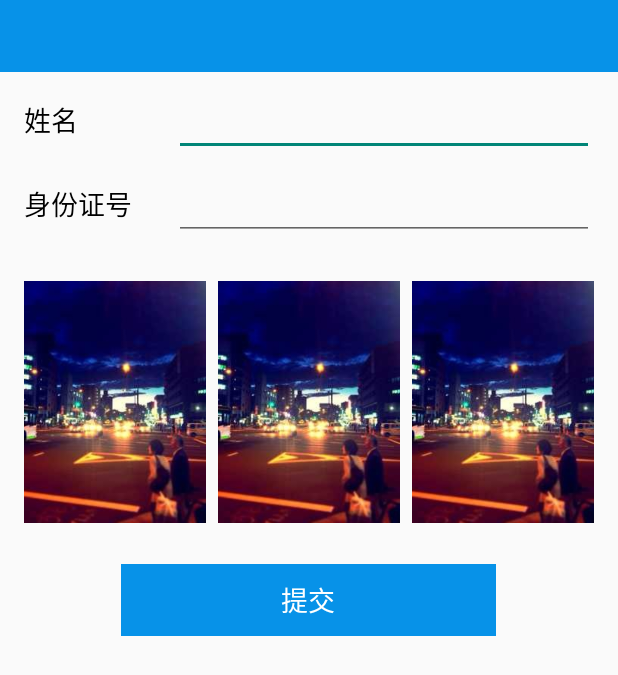
After one commit to zeedraw/ourApp, an Android app: the real_name_authenticate screen opened directly, with no data from a screen before it, on a phone screen of 412 x 824 dp. The commit adds this screen. Shown: the top 675 px of the screen. Run offline under Robolectric (Android 15) with nearby library versions, the phone set to English and light mode, and no system bars.

Commit message:
完善我的认证

```diff
--- a/ourapp/app/src/main/java/com/example/administrator/ourapp/EditInfo.java
+++ b/ourapp/app/src/main/java/com/example/administrator/ourapp/EditInfo.java
@@ -63,6 +63,7 @@ public class EditInfo extends AppCompatActivity {
                 showChoosePicDialog();
             }
         });
+
 
         rt_bt=(TextView)findViewById(R.id.lbt);
         rt_bt.setText("返回");
--- /dev/null
+++ b/ourapp/app/src/main/res/layout/my_authenticate.xml
@@ -0,0 +1,103 @@
+<?xml version="1.0" encoding="utf-8"?>
+<LinearLayout xmlns:android="http://schemas.android.com/apk/res/android"
+    android:orientation="vertical" android:layout_width="match_parent"
+    android:layout_height="match_parent">
+
+    <include layout="@layout/header">
+        <!-- 左侧按钮为返回， 中间内容为 “实名认证” 右侧按钮为 提交-->
+    </include>
+
+    <LinearLayout
+        android:layout_width="match_parent"
+        android:layout_height="@dimen/view_height_custom"
+        android:layout_marginTop="@dimen/widget_margin_medium"
+        android:layout_marginLeft="@dimen/widget_margin_large"
+        android:layout_marginRight="@dimen/widget_margin_large">
+        <TextView
+            android:layout_width="100dp"
+            android:layout_height="match_parent"
+            android:textSize="@dimen/text_size_medium"
+            android:gravity="center_vertical"
+            android:textColor="#000000"
+            android:text="姓名"/>
+        <EditText
+            android:layout_width="match_parent"
+            android:layout_height="match_parent"
+            android:textSize="@dimen/text_size_medium"
+            android:gravity="center_vertical"
+            android:textColor="#000000"/>
+    </LinearLayout>
+
+    <LinearLayout
+        android:layout_width="match_parent"
+        android:layout_height="@dimen/view_height_custom"
+        android:layout_marginTop="@dimen/widget_margin_medium"
+        android:layout_marginLeft="@dimen/widget_margin_large"
+        android:layout_marginRight="@dimen/widget_margin_large">
+        <TextView
+            android:layout_width="100dp"
+            android:layout_height="match_parent"
+            android:textSize="@dimen/text_size_medium"
+            android:gravity="center_vertical"
+            android:textColor="#000000"
+            android:text="身份证号"/>
+        <EditText
+            android:layout_width="match_parent"
+            android:layout_height="match_parent"
+            android:textSize="@dimen/text_size_medium"
+            android:gravity="center_vertical"
+            android:textColor="#000000"/>
+    </LinearLayout>
+
+    <LinearLayout
+        android:layout_width="match_parent"
+        android:layout_height="200dp"
+        android:layout_marginTop="@dimen/widget_margin_medium"
+        android:layout_marginLeft="@dimen/widget_margin_large"
+        android:layout_marginRight="@dimen/widget_margin_large"
+        android:orientation="horizontal">
+
+        <ImageView
+            android:id="@+id/card_front"
+            android:layout_width="0dp"
+            android:layout_height="match_parent"
+            android:layout_weight="1"
+            android:src="@drawable/nightscen"
+            android:layout_marginRight="@dimen/widget_margin_medium"/>
+
+        <ImageView
+            android:id="@+id/card_back"
+            android:layout_width="0dp"
+            android:layout_height="match_parent"
+            android:layout_weight="1"
+            android:src="@drawable/nightscen"
+            android:layout_marginRight="@dimen/widget_margin_medium"/>
+
+        <ImageView
+            android:id="@+id/half_pic"
+            android:layout_width="0dp"
+            android:layout_height="match_parent"
+            android:layout_weight="1"
+            android:src="@drawable/nightscen"/>
+
+    </LinearLayout>
+
+    <LinearLayout
+        android:layout_width="match_parent"
+        android:layout_height="@dimen/view_height_custom"
+        android:layout_marginTop="@dimen/widget_margin_medium"
+        android:layout_marginLeft="@dimen/widget_margin_large"
+        android:layout_marginRight="@dimen/widget_margin_large"
+        android:gravity="center">
+        <TextView
+            android:id="@+id/submit"
+            android:layout_width="250dp"
+            android:layout_height="match_parent"
+            android:textSize="@dimen/text_size_medium"
+            android:gravity="center"
+            android:textColor="#FFFFFF"
+            android:background="@color/titlebar"
+            android:text="提交"/>
+
+    </LinearLayout>
+</LinearLayout>
```
Also changed, not shown: ourapp/app/src/main/AndroidManifest.xml (+5 -2 lines), ourapp/app/src/main/java/com/example/administrator/ourapp/MainActivity.java (+30 -12 lines), ourapp/app/src/main/java/com/example/administrator/ourapp/personal_authenticate.java (deleted, +0 -123 lines), ourapp/app/src/main/java/com/example/administrator/ourapp/real_name_authenticate.java (added, +285 -0 lines), ourapp/app/src/main/res/layout/personal_authenticate.xml (deleted, +0 -53 lines), ourapp/app/src/main/res/layout/pic_test.xml (added, +77 -0 lines).
